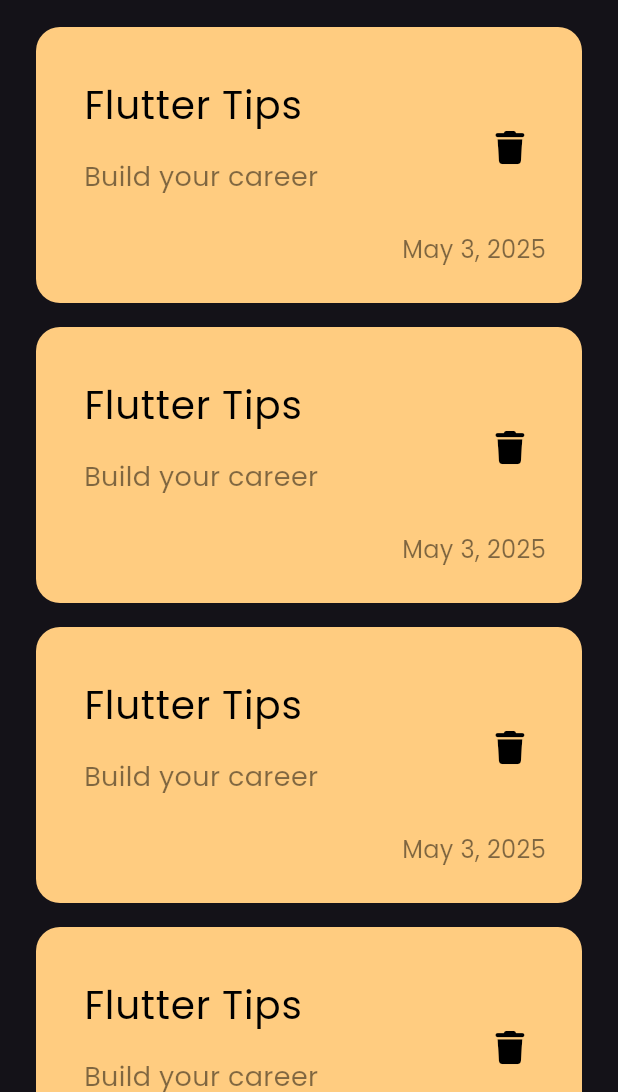
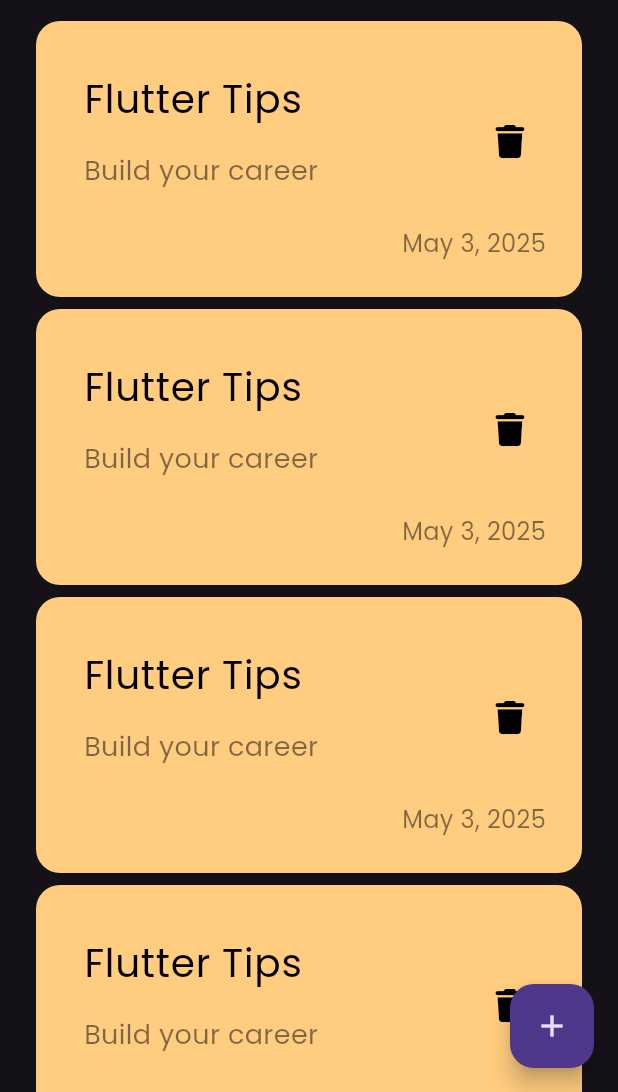
Before and after one commit to Salmamoh22/notes_app, a Flutter app: the screen it shows after launch, on a phone screen of 412 x 824 dp, the part 144-1236 px from its top. Run offline on Flutter 3.47's test engine with Material 3 defaults, Android fonts, the phone set to English and light mode, and no system bars; our stand-ins replace font_awesome_flutter.

Commit message:
Add Floating Action Button

```diff
--- a/lib/views/notes_view.dart
+++ b/lib/views/notes_view.dart
@@ -6,6 +6,12 @@ class NotesView extends StatelessWidget {
 
   @override
   Widget build(BuildContext context) {
-    return const Scaffold(body: NotesViewBody());
+    return Scaffold(
+      floatingActionButton: FloatingActionButton(
+        onPressed: () {},
+        child: const Icon(Icons.add),
+      ),
+      body: const NotesViewBody(),
+    );
   }
 }
--- a/lib/views/widgets/custom_notes_list_view.dart
+++ b/lib/views/widgets/custom_notes_list_view.dart
@@ -9,7 +9,7 @@ class CustomNotesListView extends StatelessWidget {
     return ListView.builder(
       itemBuilder: (context, index) {
         return Padding(
-          padding: const EdgeInsets.symmetric(vertical: 8),
+          padding: const EdgeInsets.symmetric(vertical: 4),
           child: CustomNoteItem(),
         );
       },
```
